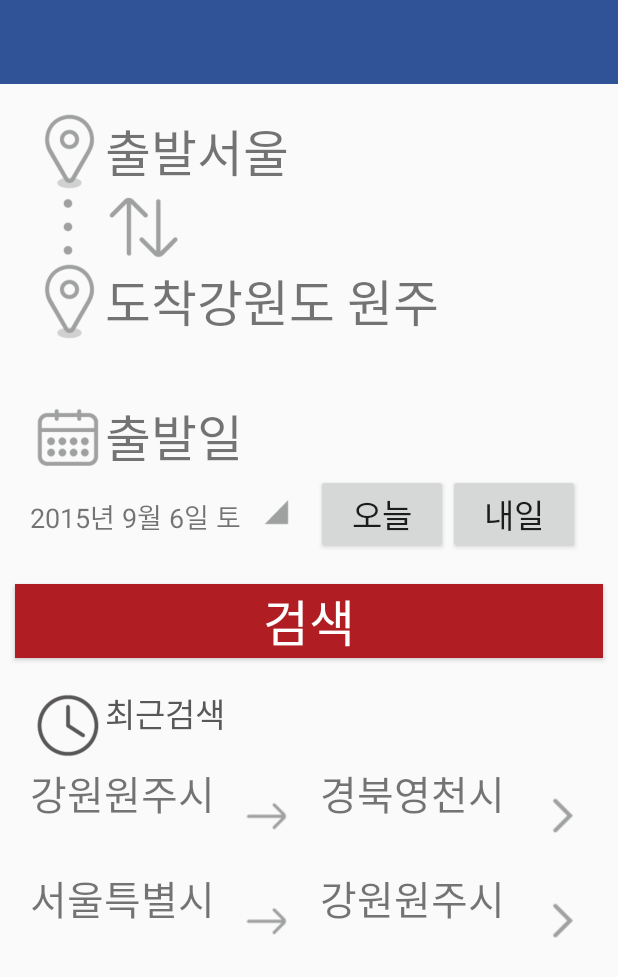
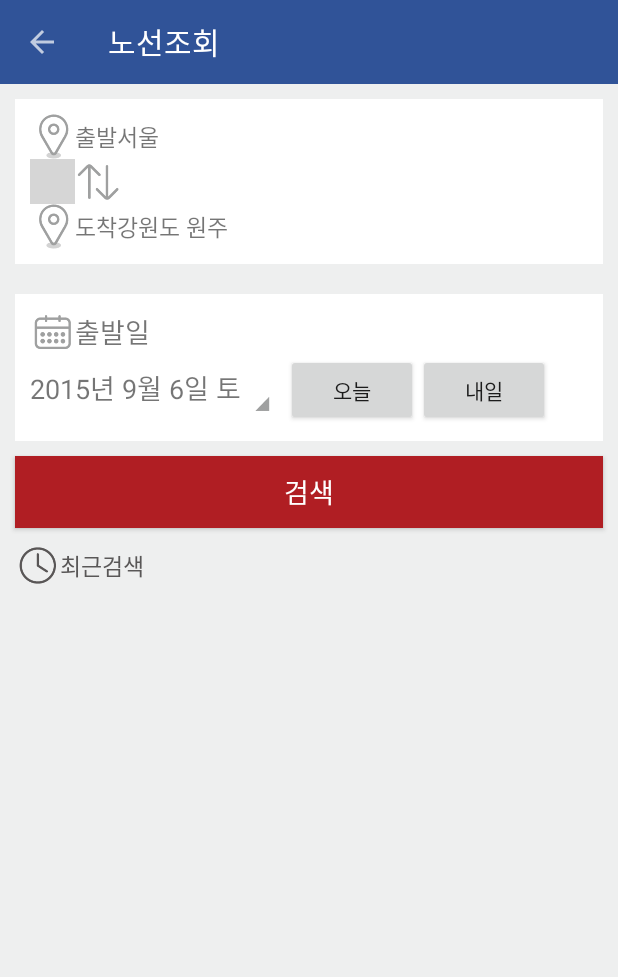
Before and after one commit to songmho/BusRo, an Android app: the Dep_arr_Activity screen opened directly, with no data from a screen before it, on a phone screen of 412 x 824 dp. Shown: the top 977 px of the screen. Run offline under Robolectric (Android 15) with nearby library versions, the phone set to English and light mode, and no system bars; grey boxes are pictures that could not be loaded.

Commit message:
board, dep_arr activity xml수정(Actionbar추가 및 view의 크기 수정)

```diff
--- a/app/src/main/AndroidManifest.xml
+++ b/app/src/main/AndroidManifest.xml
@@ -37,6 +37,10 @@
         <activity android:name=".BoardActivity"
             android:screenOrientation="portrait">
 
+            <meta-data
+                android:name="android.support.PARENT_ACTIVITY"
+                android:value=".MainActivity"
+                />
         </activity>
 
 
--- a/app/src/main/java/com/busro/busro/BoardActivity.java
+++ b/app/src/main/java/com/busro/busro/BoardActivity.java
@@ -3,6 +3,7 @@ package com.busro.busro;
 import android.os.Bundle;
 import android.support.annotation.Nullable;
 import android.support.v7.app.AppCompatActivity;
+import android.support.v7.widget.Toolbar;
 
 /**
  * Created by 최정환 on 2016-01-24.
@@ -13,5 +14,11 @@ public class BoardActivity extends AppCompatActivity {
     protected void onCreate(@Nullable Bundle savedInstanceState) {
         super.onCreate(savedInstanceState);
         setContentView(R.layout.activity_board);
+
+        Toolbar toolbar=(Toolbar)findViewById(R.id.toolbar);
+
+        setSupportActionBar(toolbar);
+        getSupportActionBar().setTitle("게시판");
+        getSupportActionBar().setDisplayHomeAsUpEnabled(true);
     }
 }
--- a/app/src/main/java/com/busro/busro/Dep_arr_Activity.java
+++ b/app/src/main/java/com/busro/busro/Dep_arr_Activity.java
@@ -3,6 +3,7 @@ package com.busro.busro;
 import android.os.Bundle;
 import android.support.annotation.Nullable;
 import android.support.v7.app.AppCompatActivity;
+import android.support.v7.widget.Toolbar;
 
 /**
  * Created by songmho on 2016-01-12.
@@ -13,5 +14,12 @@ public class Dep_arr_Activity extends AppCompatActivity {
     protected void onCreate(@Nullable Bundle savedInstanceState) {
         super.onCreate(savedInstanceState);
         setContentView(R.layout.activity_dep_arr);
+
+
+        Toolbar toolbar=(Toolbar)findViewById(R.id.toolbar);
+
+        setSupportActionBar(toolbar);
+        getSupportActionBar().setTitle("노선조회");
+        getSupportActionBar().setDisplayHomeAsUpEnabled(true);
     }
 }
--- a/app/src/main/java/com/busro/busro/MainActivity.java
+++ b/app/src/main/java/com/busro/busro/MainActivity.java
@@ -22,7 +22,6 @@ public class MainActivity extends AppCompatActivity implements View.OnClickListe
         setSupportActionBar(toolbar);
         getSupportActionBar().setBackgroundDrawable(new ColorDrawable(0x00ffffff));
         getSupportActionBar().setTitle("");
-
 
         box[0]=(LinearLayout)findViewById(R.id.box1);
         box[1]=(LinearLayout)findViewById(R.id.box2);
--- a/app/src/main/res/layout/activity_board.xml
+++ b/app/src/main/res/layout/activity_board.xml
@@ -1,10 +1,12 @@
 <?xml version="1.0" encoding="utf-8"?>
-
 <LinearLayout xmlns:android="http://schemas.android.com/apk/res/android"
     android:orientation="vertical"
     android:layout_width="match_parent"
     android:layout_height="match_parent"
     >
+    <include
+        layout="@layout/toolbar"
+        android:id="@+id/toolbar"/>
     <LinearLayout
         android:layout_width="match_parent"
         android:layout_height="match_parent"
--- a/app/src/main/res/layout/activity_dep_arr.xml
+++ b/app/src/main/res/layout/activity_dep_arr.xml
@@ -3,7 +3,7 @@
     android:orientation="vertical"
     android:layout_width="match_parent"
     android:layout_height="match_parent"
-    android:weightSum="1">
+    android:background="#EEEFEF">
 
     <include
         layout="@layout/toolbar"
@@ -13,23 +13,27 @@
         android:layout_width="match_parent"
         android:layout_height="wrap_content"
         android:orientation="vertical"
-        android:layout_margin="20dp">
+        android:layout_margin="10dp"
+        android:padding="10dp"
+        android:background="#FFFFFF">
     <LinearLayout
         android:layout_width="match_parent"
         android:layout_height="wrap_content"
         android:orientation="horizontal">
 
         <ImageView
-            android:layout_height="50dp"
-            android:layout_width="50dp"
+            android:layout_height="30dp"
+            android:layout_width="30dp"
             android:background="@drawable/depart"
+            android:layout_gravity="center"
             />
 
         <TextView
             android:layout_width="wrap_content"
             android:layout_height="wrap_content"
             android:text = "출발"
-            android:textSize = "15pt"
+            android:textSize = "15dp"
+            android:layout_gravity="center"
             />
 
 
@@ -37,7 +41,8 @@
             android:layout_width="wrap_content"
             android:layout_height="wrap_content"
             android:text="서울"
-            android:textSize="15pt"/>
+            android:textSize = "15dp"
+            android:layout_gravity="center"/>
 
     </LinearLayout>
 
@@ -47,13 +52,13 @@
             android:orientation="horizontal">
 
         <ImageView
-        android:layout_height="50dp"
-        android:layout_width="50dp"
-        android:background="@drawable/dotLine"/>
+        android:layout_height="30dp"
+        android:layout_width="30dp"
+        android:background="@drawable/dotline"/>
 
         <ImageView
-            android:layout_height="50dp"
-            android:layout_width="50dp"
+            android:layout_height="30dp"
+            android:layout_width="30dp"
             android:background="@drawable/change_dep_arr"/>
 
         </LinearLayout>
@@ -64,22 +69,25 @@
         android:orientation="horizontal">
 
         <ImageView
-        android:layout_height="50dp"
-        android:layout_width="50dp"
-        android:background="@drawable/depart"/>
+        android:layout_height="30dp"
+        android:layout_width="30dp"
+        android:background="@drawable/depart"
+        android:layout_gravity="center"/>
 
 
         <TextView
             android:layout_width="wrap_content"
             android:layout_height="wrap_content"
             android:text="도착"
-                android:textSize="15pt"/>
+            android:textSize = "15dp"
+            android:layout_gravity="center"/>
 
         <TextView
                 android:layout_width="wrap_content"
                 android:layout_height="wrap_content"
                 android:text = "강원도 원주"
-                android:textSize = "15pt"/>
+                android:textSize = "15dp"
+            android:layout_gravity="center"/>
     </LinearLayout>
     </LinearLayout>
 
@@ -88,22 +96,25 @@
         android:layout_width="match_parent"
         android:layout_height="wrap_content"
         android:orientation="vertical"
-        android:layout_margin="20dp"
-        >
+        android:layout_margin="10dp"
+        android:padding="10dp"
+        android:background="#FFFFFF">
+
         <LinearLayout
          android:layout_width="match_parent"
          android:layout_height="wrap_content"
          android:orientation="horizontal">
-
             <ImageView
-                android:layout_height="50dp"
-                android:layout_width="50dp"
-                android:background="@drawable/calendar"/>
+                android:layout_height="30dp"
+                android:layout_width="30dp"
+                android:background="@drawable/calendar"
+                android:layout_gravity="center"/>
             <TextView
                 android:layout_width="wrap_content"
                 android:layout_height="wrap_content"
                 android:text="출발일"
-                android:textSize="15pt"/>
+                android:layout_gravity="center"
+                android:textSize="18dp"/>
         </LinearLayout>
 
         <LinearLayout
@@ -118,21 +129,20 @@
                 android:textSize="8pt"/>
 
             <ImageView
-                android:layout_height="50dp"
-                android:layout_width="50dp"
+                android:layout_height="30dp"
+                android:layout_width="30dp"
+                android:layout_gravity="bottom"
                 android:background="@drawable/more"/>
             <Button
                 android:layout_width="wrap_content"
                 android:layout_height="wrap_content"
                 android:text="오늘"
-                android:textSize="10pt"
                 android:gravity="center"/>
 
             <Button
                 android:layout_width="wrap_content"
                 android:layout_height="wrap_content"
                 android:text="내일"
-                android:textSize="10pt"
                 android:gravity="center"/>
 
 
@@ -147,7 +157,7 @@
             android:layout_marginRight="10dp"
             android:layout_height="wrap_content"
             android:text="검색"
-            android:textSize="15pt"
+            android:textSize="18dp"
             android:textColor="#FFFFFF"
             android:background="#B01E23"
             android:gravity="center"/>
@@ -155,7 +165,7 @@
         android:layout_width="match_parent"
         android:layout_height="wrap_content"
         android:orientation="vertical"
-        android:layout_margin="20dp">
+        android:layout_margin="10dp">
 
         <LinearLayout
             android:layout_width="match_parent"
@@ -163,68 +173,18 @@
             android:orientation="horizontal">
 
             <ImageView
-                android:layout_height="50dp"
-                android:layout_width="50dp"
-                android:background="@drawable/cur_search"/>
+                android:layout_height="30dp"
+                android:layout_width="30dp"
+                android:background="@drawable/cur_search"
+                android:layout_gravity="center"/>
             <TextView
                 android:layout_width="wrap_content"
                 android:layout_height="wrap_content"
                 android:text="최근검색"
-                android:textSize="10pt"
+                android:textSize="15dp"
+                android:layout_gravity="center"
                 android:textColor="#595757"/>
 
         </LinearLayout>
-
-        <LinearLayout
-            android:layout_width="match_parent"
-            android:layout_height="wrap_content"
-            android:orientation="horizontal">
-            <TextView
-                android:layout_width="wrap_content"
-                android:layout_height="wrap_content"
-                android:text="강원원주시"
-                android:textSize="12pt"/>
-            <ImageView
-                android:layout_height="70dp"
-                android:layout_width="70dp"
-                android:background="@drawable/cur_arrow"/>
-            <TextView
-                android:layout_width="wrap_content"
-                android:layout_height="wrap_content"
-                android:text="경북영천시"
-                android:textSize="12pt"/>
-            <ImageView
-                android:layout_height="70dp"
-                android:layout_width="70dp"
-                android:background="@drawable/cur_more"/>
-
     </LinearLayout>
-            <LinearLayout
-                android:layout_width="match_parent"
-                android:layout_height="wrap_content"
-                android:orientation="horizontal">
-                <TextView
-                    android:layout_width="wrap_content"
-                    android:layout_height="wrap_content"
-                    android:text="서울특별시"
-                    android:textSize="12pt"/>
-                <ImageView
-                    android:layout_height="70dp"
-                    android:layout_width="70dp"
-                    android:background="@drawable/cur_arrow"/>
-                <TextView
-                    android:layout_width="wrap_content"
-                    android:layout_height="wrap_content"
-                    android:text="강원원주시"
-                    android:textSize="12pt"/>
-                <ImageView
-                    android:layout_height="70dp"
-                    android:layout_width="70dp"
-                    android:background="@drawable/cur_more"/>
-
 </LinearLayout>
-
-
-
-
-</LinearLayout></LinearLayout>
--- a/app/src/main/res/layout/toolbar.xml
+++ b/app/src/main/res/layout/toolbar.xml
@@ -6,4 +6,4 @@
         android:layout_width="match_parent"
         android:layout_height="?attr/actionBarSize"
         android:background="?attr/colorPrimary"
-        app:theme="@style/Toolbar_style"/>
+        app:theme="@style/ThemeOverlay.AppCompat.Dark"/>
--- a/app/src/main/res/values/styles.xml
+++ b/app/src/main/res/values/styles.xml
@@ -14,4 +14,5 @@
         <item name="colorAccent">@color/colorAccent</item>
     </style>
 
+    <color name="background">#EEEFEF</color>
 </resources>
```
Also changed, not shown: 3 other files. Lines whose indentation alone changed are shown as unchanged.
